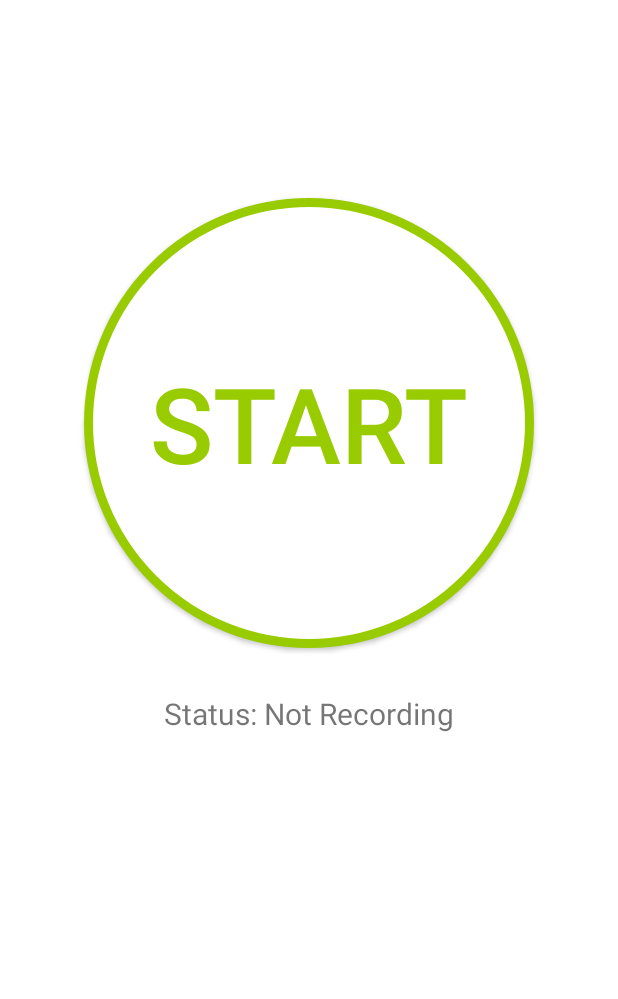
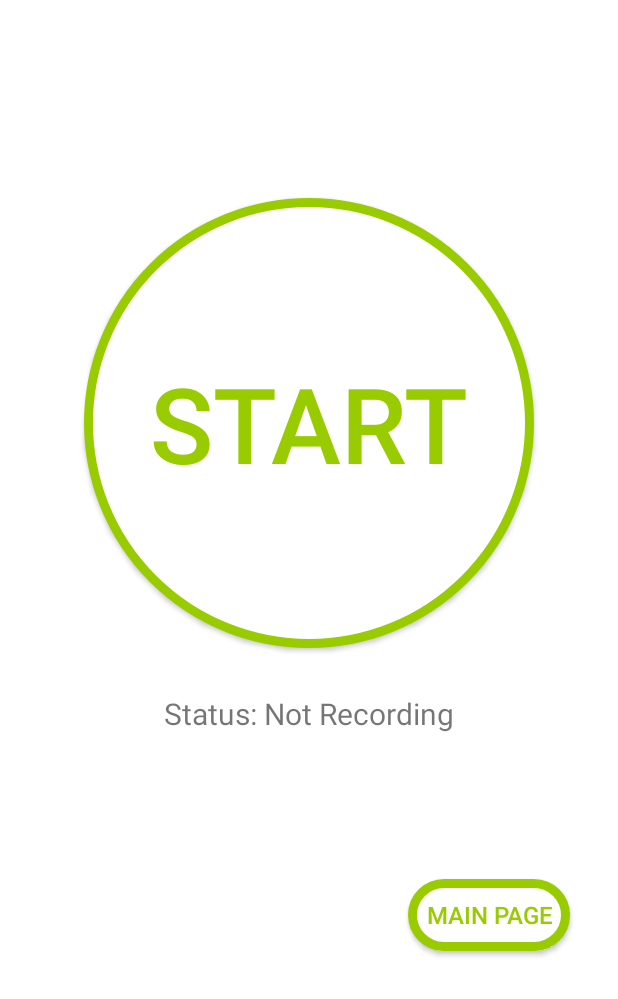
Before and after one commit to lucete171/AlcoAware, an Android app built with Jetpack Compose: the RecordActivity screen opened directly, with no data from a screen before it, on a phone screen of 412 x 824 dp, the part 237-1236 px from its top. Run offline under Robolectric (Android 15) with nearby library versions, the phone set to English and light mode, and no system bars.

Commit message:
Troubleshooting page-to-page movement

```diff
--- a/android/app/src/main/java/com/example/alcoaware_00/RecordActivity.java
+++ b/android/app/src/main/java/com/example/alcoaware_00/RecordActivity.java
@@ -1,6 +1,7 @@
 package com.example.alcoaware_00;
 
 import android.content.Context;
+import android.content.Intent;
 import android.hardware.Sensor;
 import android.hardware.SensorEvent;
 import android.hardware.SensorEventListener;
@@ -29,6 +30,8 @@ public class RecordActivity extends AppCompatActivity {
 
     private float[] accelerometerData = new float[3];
     private float[] gyroscopeData = new float[3];
+
+    private Button mainPageButton;
 
     @Override
     protected void onCreate(Bundle savedInstanceState) {
@@ -72,6 +75,14 @@ public class RecordActivity extends AppCompatActivity {
                 startRecording();
             }
         });
+
+
+        mainPageButton = findViewById(R.id.main_page_button);
+
+        mainPageButton.setOnClickListener(v -> {
+            Intent intent = new Intent(this, MainActivity.class);
+            startActivity(intent);
+        });
     }
 
     private void startRecording() {
--- a/android/app/src/main/res/layout/activity_record.xml
+++ b/android/app/src/main/res/layout/activity_record.xml
@@ -4,7 +4,6 @@
     android:layout_height="match_parent"
     android:orientation="vertical"
     android:padding="16dp"
-    android:gravity="center_horizontal"
     android:background="@android:color/white">
 
     <TextView
@@ -15,7 +14,6 @@
         android:layout_marginTop="32dp"
         android:textSize="40sp"
         android:textStyle="bold"
-        android:layout_gravity="center_horizontal"
         android:textColor="@android:color/holo_green_light"/>
 
     <Button
@@ -26,8 +24,7 @@
         android:layout_centerInParent="true"
         android:background="@layout/rounded_button"
         android:textSize="70sp"
-        android:textColor="@android:color/holo_green_light"
-        android:gravity="center"/>
+        android:textColor="@android:color/holo_green_light"/>
 
     <TextView
         android:id="@+id/status_text"
@@ -38,4 +35,18 @@
         android:layout_below="@id/record_button"
         android:layout_marginTop="30dp"
         android:textSize="20sp"/>
+
+    <Button
+        android:id="@+id/main_page_button"
+        android:text="@string/main_page"
+        android:layout_width="wrap_content"
+        android:layout_height="wrap_content"
+        android:layout_alignParentBottom="true"
+        android:layout_alignParentEnd="true"
+        android:background="@layout/rounded_button"
+        android:textSize="16sp"
+        android:textColor="@android:color/holo_green_light"
+        android:layout_margin="16dp"
+        android:padding="12dp"/>
+
 </RelativeLayout>
--- a/android/app/src/main/res/layout/activity_sign_up.xml
+++ b/android/app/src/main/res/layout/activity_sign_up.xml
@@ -79,6 +79,7 @@
         android:layout_below="@id/sign_up_button"
         android:layout_centerHorizontal="true"
         android:textSize="16sp"
-        android:textColor="@android:color/black"/>
+        android:textColor="@android:color/black"
+        android:onClick="onLoginClicked"/>
 
 </RelativeLayout>
--- a/android/app/src/main/res/values/strings.xml
+++ b/android/app/src/main/res/values/strings.xml
@@ -5,7 +5,7 @@
     <string name="email">Email</string>
     <string name="password">Password</string>
     <string name="login">Login</string>
-    <string name="register_question">Don't have an account? Register now!</string>
+    <string name="register_question">Don\'t have an account? Register now!</string>
 
     <!--SignUp-->
     <string name="recommend_login">Already have an account? Login here</string>
@@ -22,6 +22,7 @@
     <string name="btn_start_text">Start</string>
     <string name="status_off">Status: Not Recording</string>
     <string name="status_on">Status: Recording</string>
+    <string name="main_page">Main Page</string>
 
     <!--user info-->
     <string name="user_info_text">User Information</string>
```
Also changed, not shown: android/app/src/main/java/com/example/alcoaware_00/LoginActivity.java (+14 -0 lines), android/app/src/main/java/com/example/alcoaware_00/SignUpActivity.java (+27 -1 lines), android/app/src/main/res/layout/activity_main.xml (+0 -21 lines), 65 other files.
